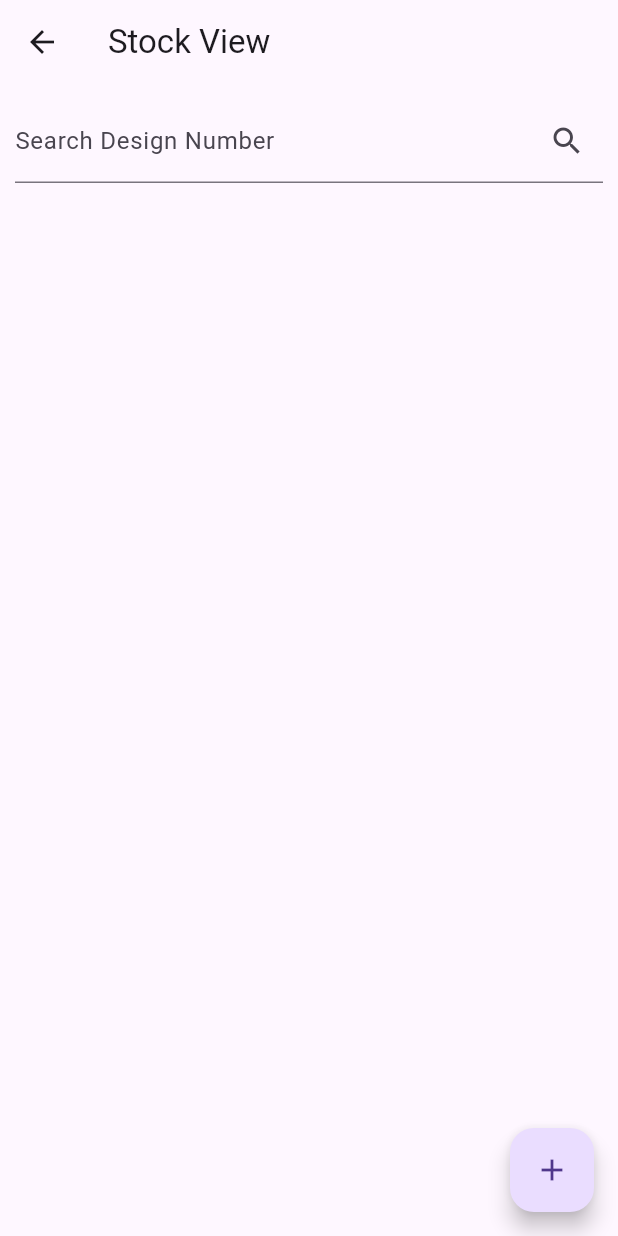
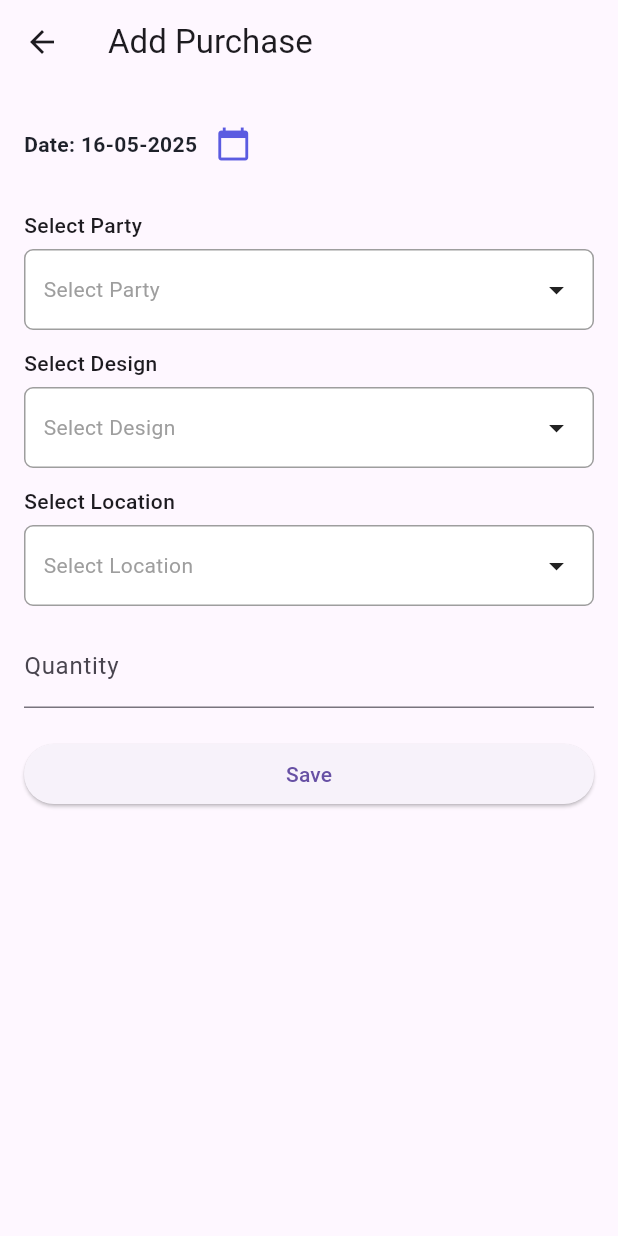
Before and after one commit to DeepGhaghra/SalesAppAndroid, a Flutter app: the PurchaseViewScreen screen opened by its route, on a phone screen of 412 x 824 dp. Run offline on Flutter 3.47's test engine with Material 3 defaults, Android fonts, the phone set to English and light mode, and no system bars; our stand-ins replace awesome_notifications, cached_network_image, connectivity_plus, file_picker, flutter_local_notifications, flutter_svg and 11 more; missing offline and left inert: android_intent_plus, drop_down_list, excel, universal_html; accounts and stored records are empty.

Commit message:
purchase functionality done

```diff
--- a/lib/app/modules/purchase/controllers/purchase_controller.dart
+++ b/lib/app/modules/purchase/controllers/purchase_controller.dart
@@ -1,56 +1,191 @@
 import 'package:flutter/material.dart';
 import 'package:get/get.dart';
+import 'package:intl/intl.dart';
+import 'package:sales_app/app/core/common/search_drop_down.dart';
+import 'package:sales_app/app/modules/purchase/model/PurchaseList.dart';
+import 'package:sales_app/app/modules/purchase/repository/purchase_repository.dart';
+import 'package:sales_app/app/modules/sales_entries/model/PartyInfo.dart';
+import 'package:sales_app/app/modules/stock_view/model/StockList.dart';
 import 'package:supabase_flutter/supabase_flutter.dart';
+import 'package:sales_app/app/modules/sales_entries/repository/sales_entries_repository.dart';
 
 class PurchaseController extends GetxController {
-  final TextEditingController searchController = TextEditingController();
-  final TextEditingController productController = TextEditingController();
-  final TextEditingController quantityController = TextEditingController();
-  final TextEditingController locationController = TextEditingController();
+  final PurchaseRepository purchaseRepository;
 
-  final RxList<Map<String, dynamic>> stockData = <Map<String, dynamic>>[].obs;
-  final RxBool isLoading = false.obs;
+  PurchaseController({required this.purchaseRepository});
+  final SalesEntriesRepository _salesEntriesRepository =
+      SalesEntriesRepository();
+
+  var purchases = <Purchaselist>[].obs;
+  var isLoading = false.obs;
+  final GlobalKey<FormState> _formKey = GlobalKey<FormState>();
+
+  Rx<DateTime> selectedDate = DateTime.now().obs;
+  final RxInt qty = 0.obs;
+
+  final RxnString selectedParty = RxnString();
+  final RxnString selectedPartyName = RxnString();
+  RxList<PartyInfo> partyList = RxList();
+  final partyMap = <String, String>{};
+  Item? selectedPartyItem;
+
+  RxList<Purchaselist> designList = RxList();
+  final RxnString selectedDesignName = RxnString();
+  Item? selectedDesignItem;
+  final RxnInt designId = RxnInt();
+
+  RxList<Purchaselist> locationList = RxList();
+  final RxnString selectedLocationName = RxnString();
+  Item? selectedLocationItem;
+  final RxnInt locationId = RxnInt();
+
+  @override
   void onInit() {
+    fetchPurchases();
     super.onInit();
-    fetchStock('');
+    loadData();
+    selectedDate.value = selectedDate.value ?? DateTime.now();
   }
 
-  Future<void> fetchStock(String searchTerm) async {
-    isLoading.value = true;
-    final response = await Supabase.instance.client
-        .from('stock')
-        .select('quantity, design_id!inner(design_no), location_id(name)')
-        .ilike('design_id.design_no', '%$searchTerm%');
-    stockData.value = List<Map<String, dynamic>>.from(response);
-    isLoading.value = false;
+  Future<void> loadData() async {
+    try {
+      isLoading.value = true;
+      await fetchParties();
+      await fetchStocks();
+      await fetchLocation();
+    } catch (e) {
+      debugPrint('Error loading data: $e');
+    } finally {
+      isLoading.value = false;
+    }
   }
 
-  Future<void> addStock(BuildContext context) async {
-    final product = productController.text;
-    final quantity = int.tryParse(quantityController.text) ?? 0;
-    final location = locationController.text;
+  Future<void> fetchStocks() async {
+    try {
+      final designResponse = await purchaseRepository.fetchDesigns();
+      if (designResponse.isEmpty) {
+        print("WARNING: Design list is empty!");
+      } else {
+        print("INFO: Design list fetched successfully.");
+      }
 
-    if (product.isEmpty || quantity <= 0 || location.isEmpty) {
-      ScaffoldMessenger.of(
-        context,
-      ).showSnackBar(SnackBar(content: Text('Please enter valid details!')));
-      return;
+      // Update designlist with fetched data and sort
+      designList.value = designResponse;
+      designList.sort((a, b) => (a.designNo ?? '').compareTo(b.designNo ?? ''));
+    } catch (e) {
+      print('Error in PurchaseController while fetching stocks: $e');
     }
+  }
 
-    await Supabase.instance.client.from('stock').insert({
-      'design_id': int.parse(product), // Assuming design_id is numeric
-      'quantity': quantity,
-      'location_id': int.parse(location),
-    });
+  Future<void> fetchLocation() async {
+    try {
+      final response = await purchaseRepository.fetchLocation();
 
-    ScaffoldMessenger.of(
-      context,
-    ).showSnackBar(SnackBar(content: Text('Stock added successfully!')));
+      if (response.isEmpty) {
+        print("WARNING: Location list is empty!");
+      } else {
+        print("INFO: Location list fetched successfully.");
+      }
 
-    productController.clear();
-    quantityController.clear();
-    locationController.clear();
-    Get.back(); // Close the bottom sheet
-    fetchStock('');
+      locationList.value = response;
+      locationList.sort(
+        (a, b) => (a.locationName ?? '').compareTo(b.locationName ?? ''),
+      );
+    } catch (e) {
+      print('Error in PurchaseController while fetching locations: $e');
+    }
+  }
+
+  Future<void> fetchParties() async {
+    try {
+      final partyResponse = await _salesEntriesRepository.fetchParties();
+
+      // Update partyList with fetched data and sort
+      partyList.value = partyResponse;
+      partyList.sort((a, b) => a.partyName.compareTo(b.partyName));
+    } catch (e) {
+      print('Error in PurchaseController while fetching parties: $e');
+    }
+  }
+
+  Future<void> fetchPurchases() async {
+    try {
+      isLoading(true);
+      var result = await purchaseRepository.getAllPurchases();
+      purchases.assignAll(result);
+    } finally {
+      isLoading(false);
+    }
+  }
+
+  Future<void> addPurchaseWithFunction() async {
+    try {
+      isLoading(true);
+
+      // Enhanced validation
+      if (selectedParty.value == null) {
+        throw Exception('Please select a party');
+      }
+      if (designId.value == null || designId.value == 0) {
+        throw Exception('Please select a valid design');
+      }
+      if (locationId.value == null || locationId.value == 0) {
+        throw Exception('Please select a valid location');
+      }
+      if (qty.value <= 0) {
+        throw Exception('Quantity must be greater than 0');
+      }
+
+      final response = await Supabase.instance.client.rpc(
+        'purchase_entry_and_update',
+        params: {
+          '_date': DateFormat('yyyy-MM-dd').format(selectedDate.value),
+          '_party_id': int.parse(selectedParty.value!),
+          '_design_id': designId.value,
+          '_quantity': qty.value,
+          '_location_id': locationId.value,
+        },
+      );
+
+      await fetchPurchases();
+      clearForm();
+      Get.snackbar('Success', 'Purchase entry saved successfully');
+    } catch (e) {
+      final errorMessage =
+          e is PostgrestException ? e.details ?? e.message : e.toString();
+      Get.snackbar(
+        'Error',
+        'Failed to add purchase: $errorMessage',
+        duration: const Duration(seconds: 5),
+      );
+      rethrow;
+    } finally {
+      isLoading(false);
+    }
+  }
+
+  final TextEditingController qtyController = TextEditingController();
+
+  void clearForm() {
+    // Clear values
+    selectedParty.value = null;
+    selectedPartyName.value = null;
+    selectedDesignName.value = null;
+    selectedLocationName.value = null;
+    designId.value = null;
+    locationId.value = null;
+    qty.value = 0;
+    qtyController.text = '';
+    selectedDate.value = DateTime.now();
+
+    // Clear selected items
+    selectedPartyItem = null;
+    selectedDesignItem = null;
+    selectedLocationItem = null;
+
+    // Reset form if needed
+    _formKey.currentState?.reset();
+    fetchStocks(); // Refresh design list
+    fetchLocation();
   }
 }
--- a/lib/app/modules/purchase/model/PurchaseList.dart
+++ b/lib/app/modules/purchase/model/PurchaseList.dart
@@ -1,30 +1,34 @@
 class Purchaselist {
-final int id;
+  final int? id;
+  final String? date;
+  final int? partyId;
+  final int? designId;
+  final int? quantity;
+  final String? designNo;
+  final int? locationId;
+  final String? locationName;
 
-  final String invoiceNo;
-  final int? partyId;
-  final int? productId;
-  final int? designId;
-  final int qty;
-
-Purchaselist({
-    required this.id,
-    required this.invoiceNo,
-    required this.partyId,
-    required this.productId,
-    required this.designId,
-    required this.qty,
+  Purchaselist({
+    this.id,
+    required this.date,
+    this.partyId,
+    this.designId,
+    required this.quantity,
+    required this.designNo,
+    this.locationId,
+    this.locationName,
   });
 
-  // Convert JSON to Purchaselist instance
   factory Purchaselist.fromJson(Map<String, dynamic> json) {
     return Purchaselist(
-      id: json['id'] as int,
-      invoiceNo: json['invoice_no'] as String,
+      id: json['id'] as int?,
+      date: json['date'] as String?,
       partyId: json['party_id'] as int?,
-      productId: json['product_id'] as int?,
       designId: json['design_id'] as int?,
-      qty: json['qty'] as int,
+      quantity: json['qty'] as int?,
+      designNo: json['design_no'] as String? ?? '',
+      locationId: json['location_id'] as int?,
+      locationName: json['name'] as String?,
     );
   }
 }
--- a/lib/app/modules/purchase/repository/purchase_repository.dart
+++ b/lib/app/modules/purchase/repository/purchase_repository.dart
@@ -1,26 +1,56 @@
+import 'package:supabase_flutter/supabase_flutter.dart';
 import '../../../data/service/supabase_service.dart';
 import '../model/PurchaseList.dart';
 
 class PurchaseRepository {
   final SupabaseService _supabaseService = SupabaseService();
+  final supabase = Supabase.instance.client;
 
-  Future<List<Purchaselist>> fetchPurchase() async {
+  Future<List<Purchaselist>> fetchDesigns() async {
     try {
-      final response = await _supabaseService.fetchAll('purchase');
-      return response
-          .map<Purchaselist>((p) => Purchaselist.fromJson(p))
-          .toList();
+      final response = await _supabaseService.fetchAll('products_design');
+      return response.map<Purchaselist>((item) {
+        return Purchaselist(
+          id: item['id'] as int?,
+          designId: item['design_id'] as int? ?? item['id'] as int?,
+          designNo: item['design_no'] as String? ?? 'No Design Number',
+
+          date: '',
+          quantity: null,
+        );
+      }).toList();
     } catch (e) {
       print('Error in PurchaseRepository: $e');
       rethrow;
     }
   }
 
-  Future<int> getTotalCount() async {
+  Future<List<Purchaselist>> fetchLocation() async {
     try {
-      return await _supabaseService.getTotalCount('purchase');
+      final response = await _supabaseService.fetchAll('locations');
+
+      return response.map<Purchaselist>((item) {
+        return Purchaselist(
+          id: item['id'] as int?,
+          locationId: item['location_id'] as int? ?? item['id'] as int?,
+          locationName: item['name'] as String? ?? 'No Location Name',
+          date: '',
+          quantity: null,
+          designNo: '',
+        );
+      }).toList();
     } catch (e) {
-      print('Error in PurchaseRepository while getting total count: $e');
+      print('Error in PurchaseRepository: $e');
+      rethrow;
+    }
+  }
+
+  Future<List<Purchaselist>> getAllPurchases() async {
+    try {
+      final data = await _supabaseService.fetchAll('purchase');
+      return data.map((e) => Purchaselist.fromJson(e)).toList();
+    } catch (e) {
+      print('Error in PurchaseRepository: $e');
       rethrow;
     }
   }
--- a/lib/app/modules/purchase/views/purchase_view.dart
+++ b/lib/app/modules/purchase/views/purchase_view.dart
@@ -1,104 +1,172 @@
 import 'package:flutter/material.dart';
 import 'package:get/get.dart';
+import 'package:intl/intl.dart';
+import 'package:sales_app/app/core/common/search_drop_down.dart';
+import 'package:sales_app/app/core/utils/app_colors.dart';
 import 'package:sales_app/app/modules/purchase/controllers/purchase_controller.dart';
-import '../controllers/purchase_controller.dart';
 
 class PurchaseViewScreen extends GetView<PurchaseController> {
-  const PurchaseViewScreen({super.key});
+  PurchaseViewScreen({Key? key}) : super(key: key);
 
-  void _showAddpurchaseSheet(BuildContext context) {
-    showModalBottomSheet(
-      context: context,
-      shape: RoundedRectangleBorder(
-        borderRadius: BorderRadius.vertical(top: Radius.circular(16)),
-      ),
-      builder: (context) {
-        return Padding(
-          padding: EdgeInsets.all(16),
-          child: Column(
-            mainAxisSize: MainAxisSize.min,
-            children: [
-              Text(
-                "Add Stock",
-                style: TextStyle(fontSize: 18, fontWeight: FontWeight.bold),
-              ),
-              TextField(
-                controller: controller.productController,
-                decoration: InputDecoration(labelText: "Design Number"),
-              ),
-              TextField(
-                controller: controller.quantityController,
-                decoration: InputDecoration(labelText: "Quantity"),
-                keyboardType: TextInputType.number,
-              ),
-              TextField(
-                controller: controller.locationController,
-                decoration: InputDecoration(labelText: "Location"),
-              ),
-              SizedBox(height: 16),
-              ElevatedButton(
-                onPressed: () => controller.addStock(context),
-                child: Text("Add Stock"),
-              ),
-            ],
-          ),
-        );
-      },
-    );
-  }
+  final _formKey = GlobalKey<FormState>();
 
   @override
   Widget build(BuildContext context) {
     return Scaffold(
-      appBar: AppBar(title: Text('Stock View')),
-      body: Padding(
-        padding: const EdgeInsets.all(10.0),
+      appBar: AppBar(title: const Text("Add Purchase")),
+      body: Obx(
+        () => Form(
+          key: _formKey,
+          child: Padding(
+            padding: const EdgeInsets.all(16),
+            child: SingleChildScrollView(
               child: Column(
+                crossAxisAlignment: CrossAxisAlignment.start,
                 children: [
-            TextField(
-              controller: controller.searchController,
-              decoration: InputDecoration(
-                labelText: 'Search Design Number',
-                suffixIcon: IconButton(
-                  icon: Icon(Icons.search),
-                  onPressed:
-                      () => controller.fetchStock(
-                        controller.searchController.text,
+                  // Date Selection
+                  Row(
+                    children: [
+                      Text(
+                        "Date: ${DateFormat('dd-MM-yyyy').format(controller.selectedDate.value)}",
+                        style: const TextStyle(
+                          fontWeight: FontWeight.bold,
+                          color: AppColors.textBlackDark,
                         ),
                       ),
+                      IconButton(
+                        icon: const Icon(
+                          Icons.calendar_today,
+                          color: AppColors.primaryColor,
                         ),
-            ),
-            SizedBox(height: 10),
-            Obx(
-              () =>
-                  controller.isLoading.value
-                      ? CircularProgressIndicator()
-                      : Expanded(
-                        child: ListView.builder(
-                          itemCount: controller.stockData.length,
-                          itemBuilder: (context, index) {
-                            final stock = controller.stockData[index];
-                            return Card(
-                              child: ListTile(
-                                title: Text(
-                                  stock['design_id']['design_no'] ??
-                                      'No Design',
-                                ),
-                                subtitle: Text(
-                                  'Location: ${stock['location_id']['name']}\nQuantity: ${stock['quantity']}',
-                                ),
-                              ),
+                        onPressed: () async {
+                          final picked = await showDatePicker(
+                            context: context,
+                            initialDate: controller.selectedDate.value,
+                            firstDate: DateTime(2020),
+                            lastDate: DateTime(2030),
                           );
+                          if (picked != null) {
+                            controller.selectedDate.value = picked;
+                          }
                         },
                       ),
+                    ],
+                  ),
+                  const SizedBox(height: 20),
+
+                  // Party Dropdown
+                  SearchableDropdown(
+                    key: UniqueKey(),
+                    labelText: "Select Party",
+                    hintText: "Select Party",
+                    selectedItem: controller.selectedPartyItem,
+                    items:
+                        controller.partyList
+                            .map(
+                              (p) =>
+                                  Item(id: p.id.toString(), name: p.partyName),
+                            )
+                            .toList(),
+
+                    onItemSelected: (Item selectedItem) {
+                      controller.selectedPartyName.value = selectedItem.name;
+                      controller.selectedParty.value = selectedItem.id;
+                      controller.selectedPartyItem = selectedItem;
+                    },
+                  ),
+
+                  const SizedBox(height: 12),
+
+                  // Design Dropdown
+                  SearchableDropdown(
+                    key: UniqueKey(),
+                    labelText: 'Select Design',
+                    hintText: 'Select Design',
+                    selectedItem: controller.selectedDesignItem,
+                    items:
+                        controller.designList
+                            .map(
+                              (d) => Item(
+                                id: d.designId.toString(),
+                                name: d.designNo ?? 'Unknown Design',
+                              ),
+                            )
+                            .toList(),
+
+                    onItemSelected: (Item selected) {
+                      controller.selectedDesignName.value = selected.name;
+                      controller.designId.value =
+                          int.tryParse(selected.id) ?? 0;
+
+                      controller.selectedDesignItem = selected;
+                    },
+                  ),
+
+                  const SizedBox(height: 12),
+
+                  // Location Dropdown
+                  SearchableDropdown(
+                    key: UniqueKey(),
+                    labelText: 'Select Location',
+                    hintText: 'Select Location',
+                    selectedItem: controller.selectedLocationItem,
+                    items:
+                        controller.locationList
+                            .map(
+                              (d) => Item(
+                                id: d.locationId.toString(),
+                                name: d.locationName!,
+                              ),
+                            )
+                            .toList(),
+
+                    onItemSelected: (Item selected) {
+                      controller.selectedLocationName.value = selected.name;
+                      controller.locationId.value =
+                          int.tryParse(selected.id) ?? 0;
+                      controller.selectedLocationItem = selected;
+                    },
+                  ),
+
+                  const SizedBox(height: 12),
+
+                  // Quantity Input
+                  TextFormField(
+                    decoration: const InputDecoration(labelText: 'Quantity'),
+                    keyboardType: TextInputType.number,
+                    controller: controller.qtyController,
+
+                    validator: (value) {
+                      if (value == null ||
+                          value.isEmpty ||
+                          int.tryParse(value) == null) {
+                        return 'Please enter valid quantity';
+                      }
+                      return null;
+                    },
+                    onChanged:
+                        (val) => controller.qty.value = int.tryParse(val) ?? 0,
+                  ),
+
+                  const SizedBox(height: 20),
+
+                  // Save Button
+                  SizedBox(
+                    width: double.infinity,
+                    child: ElevatedButton(
+                      onPressed: () {
+                        if (_formKey.currentState!.validate()) {
+                          controller.addPurchaseWithFunction();
+                        }
+                      },
+                      child: const Text('Save'),
                     ),
                   ),
                 ],
               ),
             ),
-      floatingActionButton: FloatingActionButton(
-        onPressed: () => _showAddpurchaseSheet(context),
-        child: Icon(Icons.add),
+          ),
+        ),
       ),
     );
   }
--- a/lib/app/modules/stock_view/model/StockList.dart
+++ b/lib/app/modules/stock_view/model/StockList.dart
@@ -54,4 +54,6 @@ class StockList {
           json['rate'] != null ? int.tryParse(json['rate'].toString()) ?? 0 : 0,
     );
   }
+
+  get locationName => null;
 }
```
Also changed, not shown: lib/app/core/common/search_drop_down.dart (+15 -12 lines), lib/app/modules/purchase/bindings/purchase_binding.dart (+8 -2 lines). Lines whose indentation alone changed are shown as unchanged.
